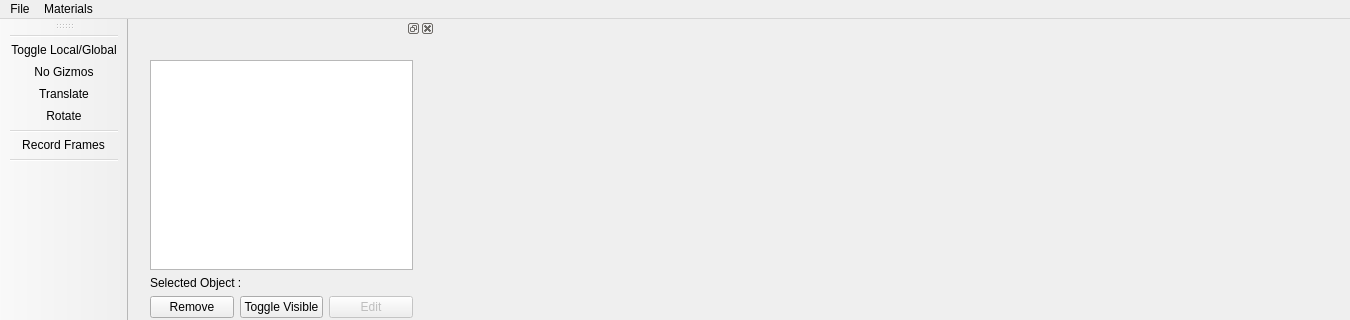
Qt form Applications/MainApplication/Gui/ui/MainWindow.ui (STORM-IRIT/Radium-Engine) before a commit; both pictures show x 0 to 1350 and y 0 to 320 of the 1350 by 804 pixel window.
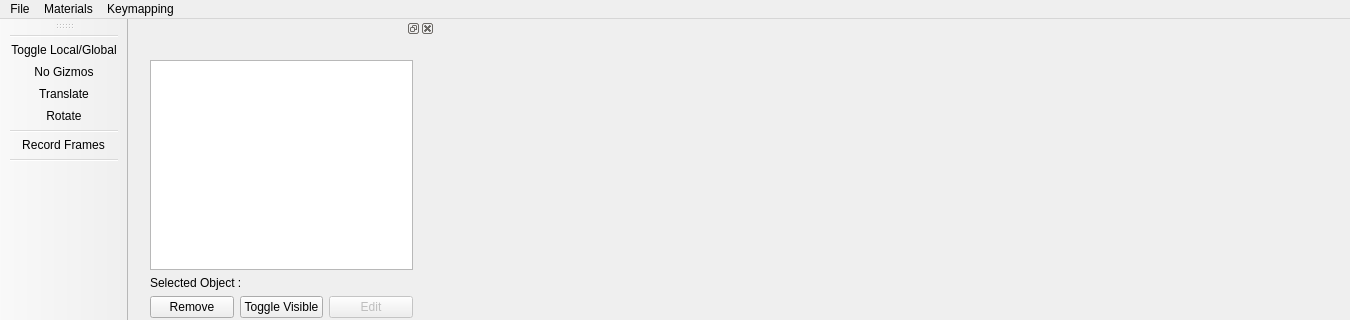
The same form after that commit. Icons and pictures are not drawn. Custom widgets are drawn as their Qt base class.

Commit message: Added KeyMapping's buttons in MainApplication's interface

```diff
--- a/Applications/MainApplication/Gui/ui/MainWindow.ui
+++ b/Applications/MainApplication/Gui/ui/MainWindow.ui
@@ -61,8 +61,17 @@
     <addaction name="actionReload_Shaders"/>
     <addaction name="actionOpen_Material_Editor"/>
    </widget>
+   <widget class="QMenu" name="menuKeymapping">
+    <property name="title">
+     <string>Keymapping</string>
+    </property>
+    <addaction name="actionReload_configuration"/>
+    <addaction name="separator"/>
+    <addaction name="actionLoad_configuration_file"/>
+   </widget>
    <addaction name="menuFILE"/>
    <addaction name="menuMisc"/>
+   <addaction name="menuKeymapping"/>
   </widget>
   <widget class="QDockWidget" name="dockWidget">
    <attribute name="dockWidgetArea">
```
Left out of the diff: 18 changed lines with no effect on the pictures. The commit also changes 2 other files.
